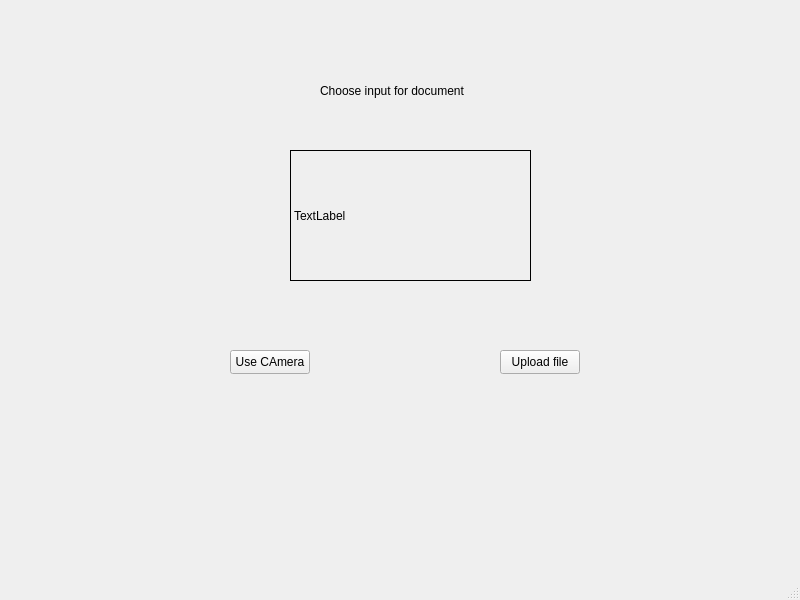
First picture: the form in mainwindow.ui, repository AmirAlEzzani/opencvDocumentScanner, before the edit.
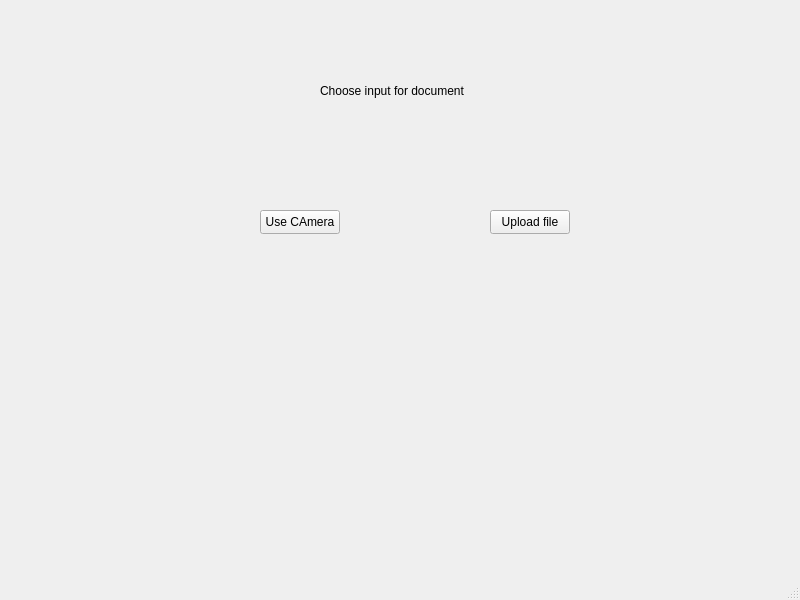
Second picture: the form after the edit.

```diff
--- a/mainwindow.ui
+++ b/mainwindow.ui
@@ -30,8 +30,8 @@
    <widget class="QPushButton" name="pushButton">
     <property name="geometry">
      <rect>
-      <x>230</x>
-      <y>350</y>
+      <x>260</x>
+      <y>210</y>
       <width>80</width>
       <height>24</height>
      </rect>
@@ -43,8 +43,8 @@
    <widget class="QPushButton" name="pushButton_2">
     <property name="geometry">
      <rect>
-      <x>500</x>
-      <y>350</y>
+      <x>490</x>
+      <y>210</y>
       <width>80</width>
       <height>24</height>
      </rect>
@@ -53,25 +53,6 @@
      <string>Upload file</string>
     </property>
    </widget>
-   <widget class="QLabel" name="label_2">
-    <property name="geometry">
-     <rect>
-      <x>290</x>
-      <y>150</y>
-      <width>241</width>
-      <height>131</height>
-     </rect>
-    </property>
-    <property name="frameShape">
-     <enum>QFrame::Panel</enum>
-    </property>
-    <property name="text">
-     <string>TextLabel</string>
-    </property>
-    <property name="scaledContents">
-     <bool>true</bool>
-    </property>
-   </widget>
   </widget>
   <widget class="QMenuBar" name="menubar">
    <property name="geometry">
```
